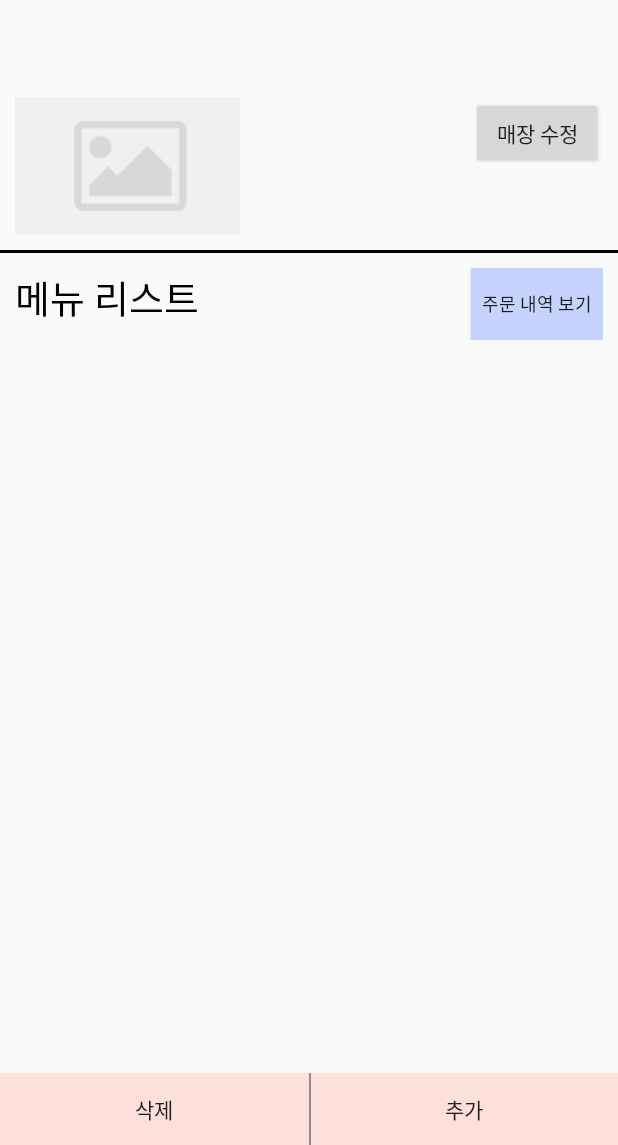
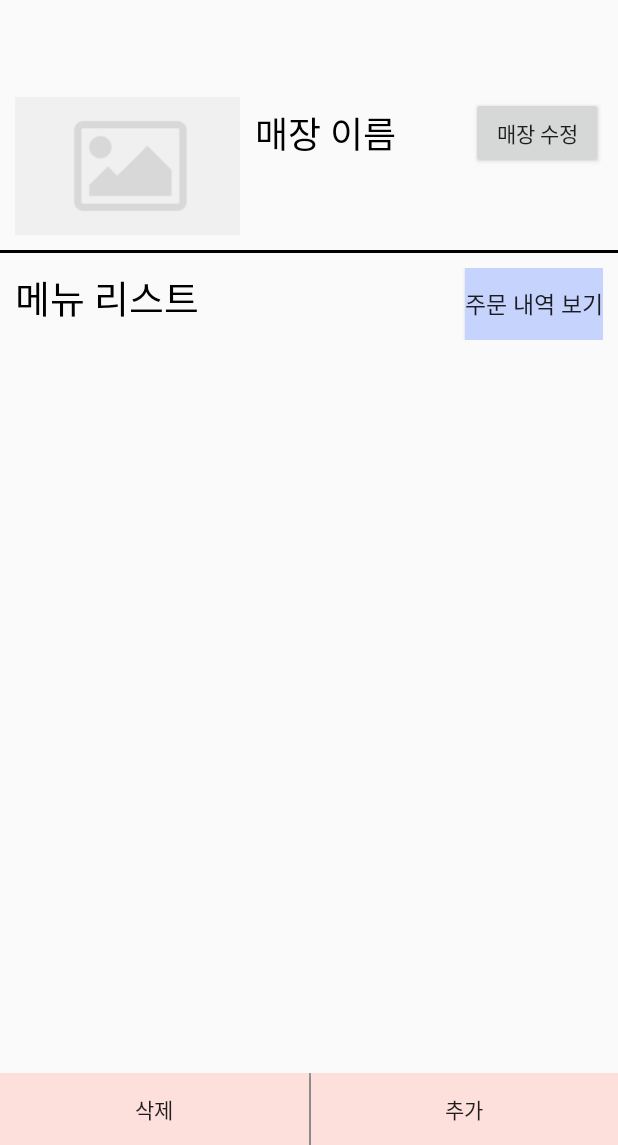
Before and after one commit to Yaneodoo/Bistroad_Application, an Android app: the ShowOwnerMenuList screen opened directly, with no data from a screen before it, on a phone screen of 412 x 824 dp, the part 91-1236 px from its top. Run offline under Robolectric (Android 15) with nearby library versions, the phone set to English and light mode, and no system bars; our stand-ins replace CircleImageView; 9 statements that could not run were skipped.

Commit message:
fix: Solve conflicts and Change layouts

```diff
--- a/app/src/main/java/com/example/yaneodoo/Customer/ShowCustomerMenuList.java
+++ b/app/src/main/java/com/example/yaneodoo/Customer/ShowCustomerMenuList.java
@@ -84,7 +84,7 @@ public class ShowCustomerMenuList extends AppCompatActivity {
         GetImage getStoreImage = new GetImage();
         if(store.getPhoto()!=null){
             try {
-                sbitmap = getStoreImage.execute(store.getPhoto().getSourceUrl()).get();
+                sbitmap = getStoreImage.execute(store.getPhoto().getThumbnailUrl()).get();
                 ImageView bistroRepresentImage=(ImageView) findViewById(R.id.bistro_represent_image);
                 bistroRepresentImage.setImageBitmap(sbitmap);
             } catch (ExecutionException e) {
@@ -249,7 +249,7 @@ public class ShowCustomerMenuList extends AppCompatActivity {
                         Menu menu = new Menu();
                         menu.setId(body.get(i).getId());
                         menu.setName(body.get(i).getName());
-                        menu.setPrice(Integer.valueOf(body.get(i).getPrice().toString()));
+                        menu.setPrice(body.get(i).getPrice());
                         menu.setDescription(body.get(i).getDescription());
                         menu.setStars(body.get(i).getStars());
                         menu.setPhoto(body.get(i).getPhoto());
--- a/app/src/main/java/com/example/yaneodoo/Owner/ShowOwnerMenuInfo.java
+++ b/app/src/main/java/com/example/yaneodoo/Owner/ShowOwnerMenuInfo.java
@@ -90,7 +90,7 @@ public class ShowOwnerMenuInfo extends AppCompatActivity {
         TextView menuNameTxtView = (TextView) findViewById(R.id.menu_name_txtView);
         menuNameTxtView.setText(menu.getName());
         TextView menuPriceTxtView = (TextView) findViewById(R.id.menu_price_txtView);
-        menuPriceTxtView.setText(menu.getPrice());
+        menuPriceTxtView.setText(menu.getPrice().toString()+"원");
         TextView menuDescTxtView = (TextView) findViewById(R.id.menu_desc_txtView);
         menuDescTxtView.setText(menu.getDescription());
         TextView menuStarsTxtView = (TextView) findViewById(R.id.menu_stars_txtView);
--- a/app/src/main/java/com/example/yaneodoo/Owner/ShowOwnerMenuList.java
+++ b/app/src/main/java/com/example/yaneodoo/Owner/ShowOwnerMenuList.java
@@ -89,7 +89,7 @@ public class ShowOwnerMenuList extends AppCompatActivity {
         GetImage getStoreImage = new GetImage();
         if(store.getPhoto()!=null){
             try {
-                sbitmap = getStoreImage.execute(store.getPhoto().getSourceUrl()).get();
+                sbitmap = getStoreImage.execute(store.getPhoto().getThumbnailUrl()).get();
                 ImageView bistroRepresentImage=(ImageView) findViewById(R.id.bistro_represent_image);
                 bistroRepresentImage.setImageBitmap(sbitmap);
             } catch (ExecutionException e) {
@@ -293,7 +293,7 @@ public class ShowOwnerMenuList extends AppCompatActivity {
                         Menu menu = new Menu();
                         menu.setId(body.get(i).getId());
                         menu.setName(body.get(i).getName());
-                        menu.setPrice(Integer.valueOf(body.get(i).getPrice().toString().substring(0, body.get(i).getPrice().toString().length() - 2)));
+                        menu.setPrice(body.get(i).getPrice());
                         menu.setDescription(body.get(i).getDescription());
                         menu.setStars("★" + body.get(i).getStars());
                         menu.setPhoto(body.get(i).getPhoto());
--- a/app/src/main/res/layout/menu_info_customer.xml
+++ b/app/src/main/res/layout/menu_info_customer.xml
@@ -61,9 +61,8 @@
                     android:src="@drawable/no_image_box"/>
 
                 <LinearLayout
-                    android:layout_width="wrap_content"
-                    android:layout_height="match_parent"
-                    android:layout_weight="1"
+                    android:layout_width="match_parent"
+                    android:layout_height="wrap_content"
                     android:layout_marginLeft="10dp"
                     android:orientation="vertical">
 
--- a/app/src/main/res/layout/menu_list_owner.xml
+++ b/app/src/main/res/layout/menu_list_owner.xml
@@ -64,31 +64,31 @@
             android:layout_width="match_parent"
             android:layout_height="wrap_content"
             android:paddingLeft="10dp">
-            <RelativeLayout
-                android:layout_width="wrap_content"
+            <LinearLayout
+                android:layout_width="match_parent"
                 android:layout_height="wrap_content"
-                android:gravity="right">
+                android:orientation="horizontal">
                 <TextView
                     android:id="@+id/bistro_name_txtView"
-                    android:layout_width="match_parent"
+                    android:layout_width="wrap_content"
                     android:layout_height="wrap_content"
                     android:layout_alignBaseline="@+id/btn_edit"
                     android:textSize="24dp"
                     android:textColor="#000000"
                     android:ellipsize="end"
+                    android:text="매장 이름"
                     android:singleLine="true"
-                    android:gravity="center_vertical"
-                    android:layout_weight="1" />
+                    android:layout_weight="1"
+                    android:layout_gravity="center"
+                    android:gravity="center_vertical"/>
                 <Button
                     android:id="@+id/btn_edit"
                     android:layout_width="wrap_content"
                     android:layout_height="wrap_content"
                     android:adjustViewBounds="true"
-                    android:scaleType="fitCenter"
-                    android:text="매장 수정"
-                    android:layout_alignParentRight="true"
-                    android:layout_centerVertical="true"/>
-            </RelativeLayout>
+                    android:layout_gravity="right"
+                    android:text="매장 수정"/>
+            </LinearLayout>
             <TextView
                 android:id="@+id/bistro_location_txtView"
                 android:layout_width="match_parent"
@@ -134,7 +134,7 @@
                 android:id="@+id/btn_orderlist"
                 android:layout_width="wrap_content"
                 android:layout_height="wrap_content"
-                android:textSize="12dp"
+                android:textSize="15dp"
                 android:layout_alignParentRight="true"
                 android:layout_centerVertical="true"
                 android:background="#C6D3FC"
```
Also changed, not shown: app/src/main/res/layout/menu_info_owner.xml (+3 -4 lines).
